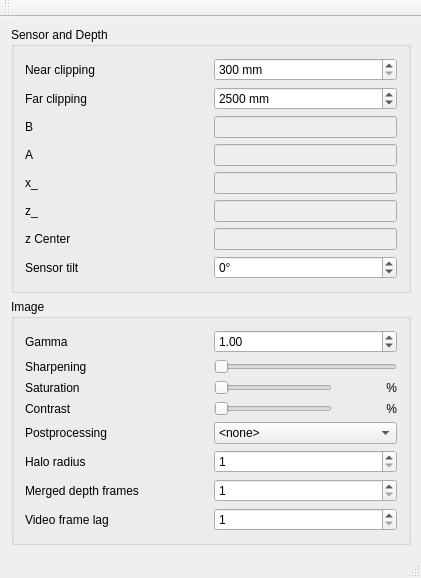
Qt form mainwindow.ui (607011/w-1) before a commit.
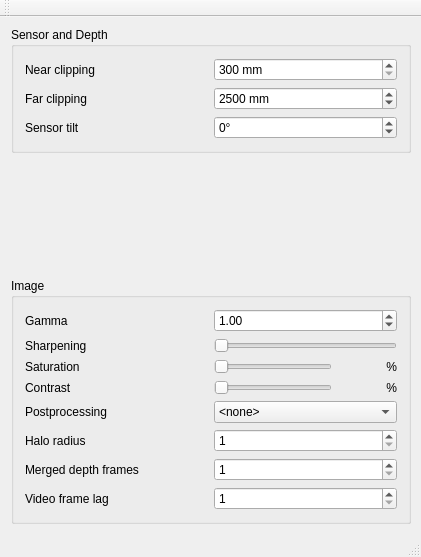
The same form after that commit.

Patch:
```diff
--- a/mainwindow.ui
+++ b/mainwindow.ui
@@ -45,52 +45,6 @@
          <string>Sensor and Depth</string>
         </property>
         <layout class="QGridLayout" name="gridLayout_3">
-         <item row="6" column="0">
-          <widget class="QLabel" name="label_6">
-           <property name="text">
-            <string>z_</string>
-           </property>
-          </widget>
-         </item>
-         <item row="6" column="1">
-          <widget class="QLineEdit" name="z_LineEdit">
-           <property name="enabled">
-            <bool>false</bool>
-           </property>
-           <property name="sizePolicy">
-            <sizepolicy hsizetype="Preferred" vsizetype="Fixed">
-             <horstretch>0</horstretch>
-             <verstretch>0</verstretch>
-            </sizepolicy>
-           </property>
-           <property name="alignment">
-            <set>Qt::AlignRight|Qt::AlignTrailing|Qt::AlignVCenter</set>
-           </property>
-          </widget>
-         </item>
-         <item row="5" column="0">
-          <widget class="QLabel" name="label_5">
-           <property name="text">
-            <string>x_</string>
-           </property>
-          </widget>
-         </item>
-         <item row="5" column="1">
-          <widget class="QLineEdit" name="x_LineEdit">
-           <property name="enabled">
-            <bool>false</bool>
-           </property>
-           <property name="sizePolicy">
-            <sizepolicy hsizetype="Preferred" vsizetype="Fixed">
-             <horstretch>0</horstretch>
-             <verstretch>0</verstretch>
-            </sizepolicy>
-           </property>
-           <property name="alignment">
-            <set>Qt::AlignRight|Qt::AlignTrailing|Qt::AlignVCenter</set>
-           </property>
-          </widget>
-         </item>
          <item row="2" column="1">
           <widget class="QSpinBox" name="farClippingSpinBox">
            <property name="suffix">
@@ -110,13 +64,6 @@
            </property>
           </widget>
          </item>
-         <item row="7" column="0">
-          <widget class="QLabel" name="label_8">
-           <property name="text">
-            <string>z Center</string>
-           </property>
-          </widget>
-         </item>
          <item row="2" column="0">
           <widget class="QLabel" name="label_2">
            <property name="text">
@@ -124,14 +71,14 @@
            </property>
           </widget>
          </item>
-         <item row="8" column="0">
+         <item row="3" column="0">
           <widget class="QLabel" name="label_7">
            <property name="text">
             <string>Sensor tilt</string>
            </property>
           </widget>
          </item>
-         <item row="8" column="1">
+         <item row="3" column="1">
           <widget class="QSpinBox" name="tiltSpinBox">
            <property name="suffix">
             <string>°</string>
@@ -150,36 +97,6 @@
            </property>
           </widget>
          </item>
-         <item row="7" column="1">
-          <widget class="QLineEdit" name="zCenterLineEdit">
-           <property name="enabled">
-            <bool>false</bool>
-           </property>
-           <property name="sizePolicy">
-            <sizepolicy hsizetype="Preferred" vsizetype="Fixed">
-             <horstretch>0</horstretch>
-             <verstretch>0</verstretch>
-            </sizepolicy>
-           </property>
-           <property name="alignment">
-            <set>Qt::AlignRight|Qt::AlignTrailing|Qt::AlignVCenter</set>
-           </property>
-          </widget>
-         </item>
-         <item row="3" column="0">
-          <widget class="QLabel" name="label_3">
-           <property name="text">
-            <string>B</string>
-           </property>
-          </widget>
-         </item>
-         <item row="4" column="0">
-          <widget class="QLabel" name="label_4">
-           <property name="text">
-            <string>A</string>
-           </property>
-          </widget>
-         </item>
          <item row="0" column="1">
           <widget class="QSpinBox" name="nearClippingSpinBox">
            <property name="suffix">
@@ -196,22 +113,6 @@
            </property>
           </widget>
          </item>
-         <item row="3" column="1">
-          <widget class="QLineEdit" name="bLineEdit">
-           <property name="enabled">
-            <bool>false</bool>
-           </property>
-           <property name="sizePolicy">
-            <sizepolicy hsizetype="Preferred" vsizetype="Fixed">
-             <horstretch>0</horstretch>
-             <verstretch>0</verstretch>
-            </sizepolicy>
-           </property>
-           <property name="alignment">
-            <set>Qt::AlignRight|Qt::AlignTrailing|Qt::AlignVCenter</set>
-           </property>
-          </widget>
-         </item>
          <item row="0" column="0">
           <widget class="QLabel" name="label">
            <property name="text">
@@ -219,22 +120,6 @@
            </property>
           </widget>
          </item>
-         <item row="4" column="1">
-          <widget class="QLineEdit" name="aLineEdit">
-           <property name="enabled">
-            <bool>false</bool>
-           </property>
-           <property name="sizePolicy">
-            <sizepolicy hsizetype="Preferred" vsizetype="Fixed">
-             <horstretch>0</horstretch>
-             <verstretch>0</verstretch>
-            </sizepolicy>
-           </property>
-           <property name="alignment">
-            <set>Qt::AlignRight|Qt::AlignTrailing|Qt::AlignVCenter</set>
-           </property>
-          </widget>
-         </item>
         </layout>
        </widget>
       </item>
```
Left out of the diff: 5 changed lines with no effect on the pictures.
